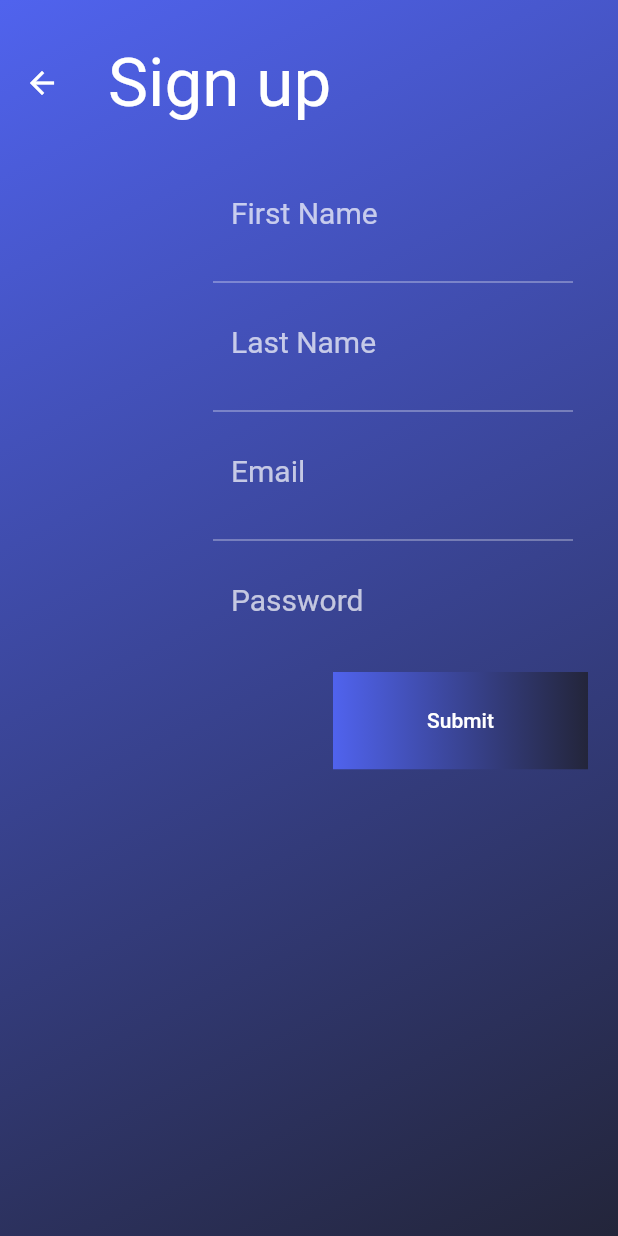
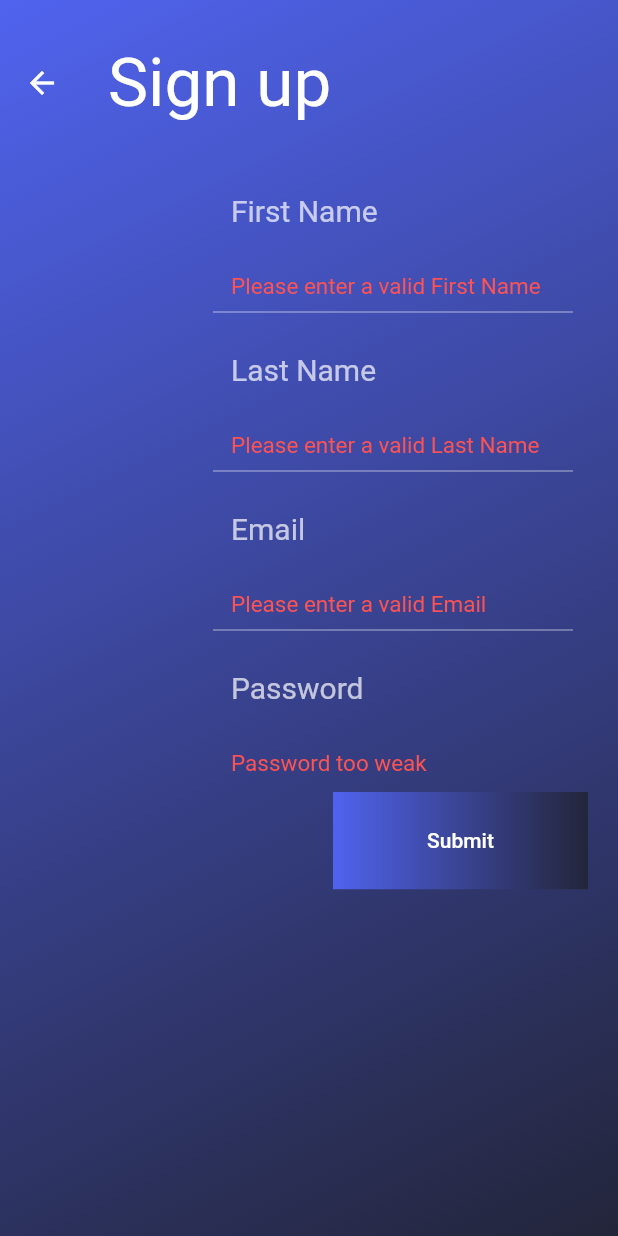
Before and after one commit to brixBoi/data_driven_fitness_app, a Flutter app: the SignupScreen screen opened by its route, after a tap on "Submit", on a phone screen of 412 x 824 dp. Run offline on Flutter 3.47's test engine with Material 2 defaults, Android fonts, the phone set to English and light mode, and no system bars; missing offline and left inert: flutter_auth_buttons; accounts and stored records are empty; Roboto replaces fonts that are missing (Questrial).

Commit message:
+ Almost completed login front end + Restructured some ApplicationManager functions

```diff
--- a/lib/constants.dart
+++ b/lib/constants.dart
@@ -54,3 +54,13 @@ class Constants {
     ],
   );
 }
+
+class RXKey {
+  static const String email =
+      r"^[a-zA-Z0-9.a-zA-Z0-9.!#$%&'*+-/=?^_`{|}~]+@[a-zA-Z0-9]+\.[a-zA-Z]+";
+
+  static const String name = r'^[a-z A-Z,.\-]+$';
+
+  static const String password =
+      r'^(?=.*?[A-Z])(?=.*?[a-z])(?=.*?[0-9])(?=.*?[!@#\$&*~]).{8,}$';
+}
--- a/lib/logic/database_functions/database_functions.dart
+++ b/lib/logic/database_functions/database_functions.dart
@@ -3,9 +3,9 @@ import 'package:data_driven_fitness_app/logic/model/user_modelling/user.dart';
 class DatabaseFunctions {
   String _userName;
   String _password;
-  User sampleUser =
-      User.blank(1, "testuser@email.com", "Test", "User", 188, 87);
+  User sampleUser = User.blank(1, "testuser@email.com", "Test", "User");
 
+  /// Temp function for testing
   User login(String userName, String userPassword) {
     if (userName == _userName && userPassword == _password) {
       return sampleUser;
@@ -14,4 +14,28 @@ class DatabaseFunctions {
       return null;
     }
   }
+
+  /// Temp function for testing
+  bool checkExistingEmail(String email) {
+    bool output = false;
+    if (email == 'textemail@email.com') {
+      output = true;
+    }
+    return output;
+  }
+
+  User signup(
+    String firstName,
+    String lastName,
+    String email,
+    String password,
+  ) {
+    bool result = true;
+    return User.blank(99, email, firstName, lastName);
+  }
 }
+
+enum DatabaseCode {
+  SUCCESS,
+  EXISTINGUSER,
+}
--- a/lib/logic/model/application_variables/ApplicationManager.dart
+++ b/lib/logic/model/application_variables/ApplicationManager.dart
@@ -1,8 +1,8 @@
+import 'package:data_driven_fitness_app/logic/database_functions/database_functions.dart';
 import 'package:data_driven_fitness_app/logic/model/application_variables/application_data.dart';
 import 'package:data_driven_fitness_app/logic/model/application_variables/user_data.dart';
 import 'package:data_driven_fitness_app/screens/dashboard/dashboard.dart';
 import 'package:data_driven_fitness_app/screens/login_signup_screen.dart';
-import 'package:data_driven_fitness_app/screens/signup_screen.dart';
 import 'package:flutter/material.dart';
 
 class ApplicationManager extends ChangeNotifier {
@@ -10,6 +10,7 @@ class ApplicationManager extends ChangeNotifier {
 
   UserData userData;
   ApplicationData applicationData;
+  DatabaseFunctions dbf = DatabaseFunctions();
 
   String getInitialRoute() {
     if (userData.userLoggedIn) {
@@ -35,10 +36,24 @@ class ApplicationManager extends ChangeNotifier {
     _firstTimeUser();
   }
 
-  bool signup(BuildContext context) {
+  bool signup(
+    BuildContext context,
+    String firstName,
+    String lastName,
+    String email,
+    String password,
+  ) {
     print('Signing up');
-
-    Navigator.of(context).pushNamed(SignupScreen.routeName);
+    if (dbf.checkExistingEmail(email)) {
+      throw new Exception('Email already exists');
+    } else {
+      userData.setLoggedInUser(dbf.signup(
+        firstName,
+        lastName,
+        email,
+        password,
+      ));
+    }
   }
 
   void _firstTimeUser() {}
--- a/lib/logic/model/application_variables/user_data.dart
+++ b/lib/logic/model/application_variables/user_data.dart
@@ -5,9 +5,14 @@ class UserData extends ChangeNotifier {
   //TODO: Initialize user data from database properties
   UserData() {
     userLoggedIn = false;
-    loggedInUser = User.blank(1, "testuser@email.com", "Zach", "User", 188, 87);
+    loggedInUser = User.blank(1, "testuser@email.com", "Zach", "User");
   }
 
   bool userLoggedIn;
   User loggedInUser;
+
+  void setLoggedInUser(User user) {
+    loggedInUser = user;
+    userLoggedIn = true;
+  }
 }
--- a/lib/logic/model/user_modelling/user.dart
+++ b/lib/logic/model/user_modelling/user.dart
@@ -4,11 +4,21 @@ import 'package:data_driven_fitness_app/logic/model/user_modelling/user_statisti
 class User {
   /// Constructs a new User object with all attributes specified
   User(this.personId, this.email, this.firstName, this.lastName,
-      this.userStatistics, this.userRegime);
+      this.userStatistics, this.userRegime) {
+    initialized = true;
+  }
 
   /// Constructs a new User object with blank UserRegime and UserStatistics
-  User.blank(this.personId, this.email, this.firstName, this.lastName,
-      double height, double weight) {
+  User.blank(
+    this.personId,
+    this.email,
+    this.firstName,
+    this.lastName,
+  ) {
+    initialized = false;
+  }
+
+  void initializeUser(double height, double weight) {
     this.userStatistics = UserStatistics(height, weight, Set(), Set());
     this.userRegime = UserRegime.blank();
   }
@@ -19,4 +29,5 @@ class User {
   String lastName;
   UserStatistics userStatistics;
   UserRegime userRegime;
+  bool initialized;
 }
--- a/lib/screens/login_signup_screen.dart
+++ b/lib/screens/login_signup_screen.dart
@@ -1,5 +1,6 @@
 import 'package:data_driven_fitness_app/custom_widgets/big_button.dart';
 import 'package:data_driven_fitness_app/logic/model/application_variables/ApplicationManager.dart';
+import 'package:data_driven_fitness_app/screens/signup_screen.dart';
 import 'package:flutter/material.dart';
 import 'package:flutter/rendering.dart';
 import 'package:flutter_auth_buttons/flutter_auth_buttons.dart';
@@ -74,7 +75,8 @@ class LoginSignupScreen extends StatelessWidget {
                             title: 'Signup',
                             textColor: Colors.white,
                             onPress: () {
-                              appManager.signup(context);
+                              Navigator.of(context)
+                                  .pushNamed(SignupScreen.routeName);
                             },
                           ),
                           SizedBox(
--- a/lib/screens/signup_screen.dart
+++ b/lib/screens/signup_screen.dart
@@ -1,6 +1,10 @@
 import 'package:data_driven_fitness_app/constants.dart';
 import 'package:data_driven_fitness_app/custom_widgets/big_button.dart';
+import 'package:data_driven_fitness_app/logic/model/application_variables/ApplicationManager.dart';
+import 'package:flutter/cupertino.dart';
 import 'package:flutter/material.dart';
+import 'package:flutter/services.dart';
+import 'package:provider/provider.dart';
 
 class SignupScreen extends StatelessWidget {
   static final routeName = '/signup_screen';
@@ -35,56 +39,7 @@ class SignupScreen extends StatelessWidget {
             child: Column(
               crossAxisAlignment: CrossAxisAlignment.start,
               children: [
-                Column(
-                  crossAxisAlignment: CrossAxisAlignment.end,
-                  children: [
-                    Container(
-                      width: double.infinity,
-                    ),
-                    SignupField(label: 'First Name'),
-                    Container(
-                      padding: EdgeInsets.only(right: 30),
-                      width: 270,
-                      child: Divider(
-                        color: Colors.white60,
-                      ),
-                    ),
-                    SignupField(label: 'Last Name'),
-                    Container(
-                      padding: EdgeInsets.only(right: 30),
-                      width: 270,
-                      child: Divider(
-                        color: Colors.white60,
-                      ),
-                    ),
-                    SignupField(label: 'Email'),
-                    Container(
-                      padding: EdgeInsets.only(right: 30),
-                      width: 270,
-                      child: Divider(
-                        color: Colors.white60,
-                      ),
-                    ),
-                    SignupField(
-                      label: 'Password',
-                      obscureText: true,
-                    ),
-                    SizedBox(
-                      height: 10,
-                    ),
-                    Padding(
-                      padding: const EdgeInsets.only(right: 20.0),
-                      child: BigButton(
-                        title: 'Submit',
-                        textColor: Colors.white,
-                        boxDecoration:
-                            BoxDecoration(gradient: Constants.kGradientLight),
-                        width: 170.0,
-                        height: 65.0,
-                      ),
-                    )
-                  ],
-                ),
+                SignupForm(),
               ],
             ),
           ),
@@ -94,31 +49,178 @@ class SignupScreen extends StatelessWidget {
   }
 }
 
+class SignupForm extends StatefulWidget {
+  const SignupForm({
+    Key key,
+  }) : super(key: key);
+
+  @override
+  _SignupFormState createState() => _SignupFormState();
+}
+
+class _SignupFormState extends State<SignupForm> {
+  final _formKey = GlobalKey<FormState>();
+  bool _autoValidate = false;
+  bool _showExistingEmailError = false;
+  TextEditingController firstNameController = TextEditingController();
+  TextEditingController lastNameController = TextEditingController();
+  TextEditingController emailController = TextEditingController();
+  TextEditingController passwordController = TextEditingController();
+
+  @override
+  Widget build(BuildContext context) {
+    return Form(
+      autovalidate: _autoValidate,
+      key: _formKey,
+      child: Column(
+        crossAxisAlignment: CrossAxisAlignment.end,
+        children: [
+          Container(
+            width: double.infinity,
+          ),
+          SignupField(
+            label: 'First Name',
+            keyboardType: TextInputType.name,
+            regex: RXKey.name,
+            errorText: 'Please enter a valid First Name',
+            controller: firstNameController,
+          ),
+          FormDivider(),
+          SignupField(
+            label: 'Last Name',
+            keyboardType: TextInputType.name,
+            regex: RXKey.name,
+            errorText: 'Please enter a valid Last Name',
+            controller: lastNameController,
+          ),
+          FormDivider(),
+          SignupField(
+            label: 'Email',
+            keyboardType: TextInputType.emailAddress,
+            regex: RXKey.email,
+            errorText: 'Please enter a valid Email',
+            controller: emailController,
+          ),
+          FormDivider(),
+          SignupField(
+            label: 'Password',
+            obscureText: true,
+            keyboardType: TextInputType.visiblePassword,
+            regex: RXKey.password,
+            errorText: 'Password too weak',
+            controller: passwordController,
+          ),
+          SizedBox(
+            height: 10,
+          ),
+          Padding(
+            padding: const EdgeInsets.symmetric(horizontal: 20.0),
+            child: Row(
+              mainAxisAlignment: MainAxisAlignment.spaceBetween,
+              children: [
+                Visibility(
+                  child: Text(
+                    'Email already registered\n to existing user',
+                    style: TextStyle(color: Colors.redAccent, fontSize: 18.0),
+                  ),
+                  visible: _showExistingEmailError,
+                ),
+                BigButton(
+                  title: 'Submit',
+                  textColor: Colors.white,
+                  boxDecoration:
+                      BoxDecoration(gradient: Constants.kGradientLight),
+                  width: 170.0,
+                  height: 65.0,
+                  onPress: () {
+                    if (_formKey.currentState.validate()) {
+                      ApplicationManager appManager =
+                          Provider.of<ApplicationManager>(context);
+                      try {
+                        appManager.signup(
+                          context,
+                          firstNameController.text,
+                          lastNameController.text,
+                          emailController.text,
+                          passwordController.text,
+                        );
+                      } catch (e) {
+                        _showExistingEmailError = true;
+                      }
+                    } else {
+                      setState(() => _autoValidate = true);
+                    }
+                  },
+                ),
+              ],
+            ),
+          )
+        ],
+      ),
+    );
+  }
+}
+
+class FormDivider extends StatelessWidget {
+  const FormDivider({
+    Key key,
+  }) : super(key: key);
+
+  @override
+  Widget build(BuildContext context) {
+    return Container(
+      padding: EdgeInsets.only(right: 30),
+      width: 270,
+      child: Divider(
+        color: Colors.white60,
+      ),
+    );
+  }
+}
+
 class SignupField extends StatelessWidget {
   const SignupField({
     Key key,
     this.label,
+    this.keyboardType,
     this.obscureText,
+    @required this.errorText,
+    @required this.regex,
+    this.controller,
   }) : super(key: key);
 
+  final TextInputType keyboardType;
   final String label;
   final bool obscureText;
+  final String errorText;
+  final String regex;
+  final TextEditingController controller;
 
   @override
   Widget build(BuildContext context) {
     return SizedBox(
-      height: 70,
+      height: 90,
       width: 270,
       child: Padding(
         padding: const EdgeInsets.only(left: 12.0),
         child: TextFormField(
+          controller: controller,
           obscureText: (obscureText != null) ? obscureText : false,
           style: TextStyle(color: Colors.white, fontSize: 20),
           decoration: InputDecoration(
             border: InputBorder.none,
             labelStyle: TextStyle(color: Colors.white70),
             labelText: label,
+            errorStyle: TextStyle(fontSize: 15, color: Colors.redAccent),
           ),
+          keyboardType: keyboardType,
+          validator: (value) {
+            String output = null;
+            if (!RegExp(regex).hasMatch(value)) {
+              output = errorText;
+            }
+            return output;
+          },
         ),
       ),
     );
```
